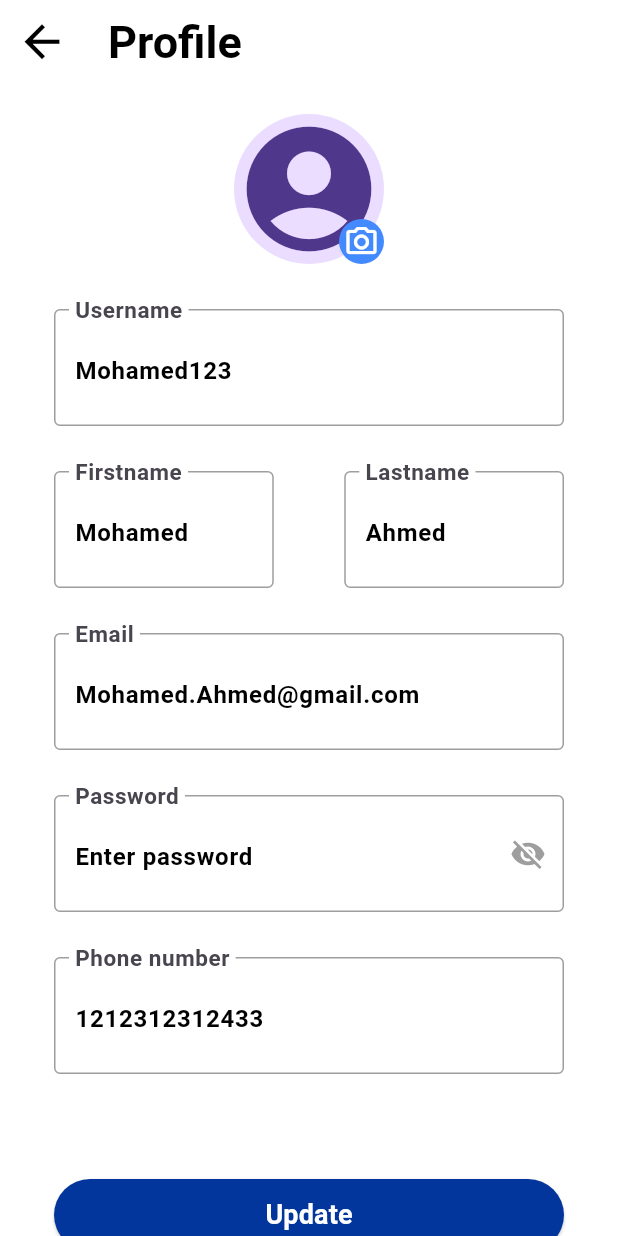
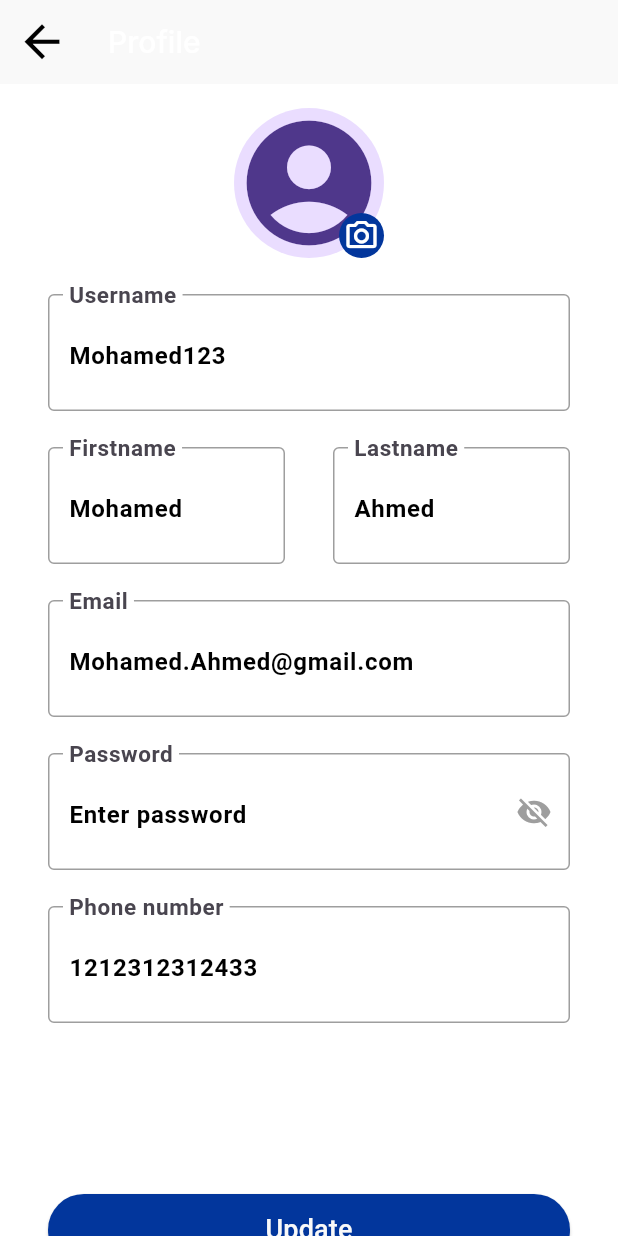
Before and after one commit to ahmedragaae0120/online_exam_app, a Flutter app: the ProfileDetailsScreen screen opened by its route, on a phone screen of 412 x 824 dp. Run offline on Flutter 3.47's test engine with Material 3 defaults, Android fonts, the phone set to English and light mode, and no system bars; our stand-ins replace bloc, dio, flutter_bloc, fluttertoast, get_it, injectable and 2 more; missing offline and left inert: flutter_timer_countdown; accounts and stored records are empty; Roboto replaces fonts that are missing (ELMessiri, Inter).

Commit message:
style: add AppTextStyles class And apply it to all pages and some changes ui

```diff
--- a/lib/Shared/widgets/custom_button.dart
+++ b/lib/Shared/widgets/custom_button.dart
@@ -1,6 +1,8 @@
 // ignore_for_file: file_names, must_be_immutable
 
 import 'package:flutter/material.dart';
+import 'package:online_exam_app/core/theme/colors_manager.dart';
+import 'package:online_exam_app/core/utils/text_style_manger.dart';
 
 class CustomButton extends StatelessWidget {
   final String text;
@@ -17,14 +19,11 @@ class CustomButton extends StatelessWidget {
             onTap();
           },
           style: ElevatedButton.styleFrom(
-              backgroundColor: Color(0xff02369C), fixedSize: Size(100, 48)),
+              backgroundColor: Theme.of(context).primaryColor,
+              fixedSize: Size(100, 48)),
           child: Text(
             text,
-            style: TextStyle(
-              color: Colors.white,
-              fontSize: 18,
-              fontWeight: FontWeight.bold,
-            ),
+            style: AppTextStyle.medium18.copyWith(color: AppColors.white),
           )),
     );
   }
--- a/lib/core/theme/Theme app.dart
+++ b/lib/core/theme/Theme app.dart
@@ -1,10 +1,11 @@
 import 'package:flutter/material.dart';
 import 'package:online_exam_app/core/theme/colors_manager.dart';
+import 'package:online_exam_app/core/utils/text_style_manger.dart';
 
 class MyThemeData {
   static ThemeData LightTheme = ThemeData(
       scaffoldBackgroundColor: Colors.white,
-      primaryColor: app_colors.blue_base,
+      primaryColor: AppColors.blue_base,
       inputDecorationTheme: InputDecorationTheme(
         labelStyle: TextStyle(
           fontSize: 34,
@@ -35,52 +36,48 @@ class MyThemeData {
         fillColor: Colors.white,
         filled: true,
       ),
-      secondaryHeaderColor: app_colors.black_base,
+      secondaryHeaderColor: AppColors.black_base,
       appBarTheme: AppBarTheme(
           centerTitle: false,
-          color: app_colors.white,
+          color: AppColors.white,
           elevation: 0,
           iconTheme: IconThemeData(size: 35, color: Colors.black),
           shadowColor: Colors.transparent,
-          titleTextStyle: TextStyle(
-            color: app_colors.black_base,
-            fontSize: 20,
-            fontWeight: FontWeight.w500,
-          )),
+          titleTextStyle: AppTextStyle.medium20),
       bottomNavigationBarTheme: BottomNavigationBarThemeData(
-        selectedItemColor: app_colors.blue_base,
-        unselectedItemColor: app_colors.black_30,
+        selectedItemColor: AppColors.blue_base,
+        unselectedItemColor: AppColors.black_30,
         backgroundColor: Colors.white,
         selectedIconTheme: IconThemeData(
-          color: app_colors.blue_base,
+          color: AppColors.blue_base,
         ),
         unselectedIconTheme: IconThemeData(),
         showSelectedLabels: true,
         showUnselectedLabels: true,
         type: BottomNavigationBarType.fixed,
         selectedLabelStyle: TextStyle(
-          color: app_colors.blue_base,
+          color: AppColors.blue_base,
         ),
         unselectedLabelStyle: TextStyle(
-          color: app_colors.black_30,
+          color: AppColors.black_30,
         ),
         elevation: 0,
       ),
       textTheme: TextTheme(
         bodySmall: TextStyle(
-          color: app_colors.black_base,
+          color: AppColors.black_base,
           fontFamily: "ELMessiri",
           fontSize: 12,
           fontWeight: FontWeight.w300,
         ),
         bodyMedium: TextStyle(
-          color: app_colors.black_base,
+          color: AppColors.black_base,
           fontFamily: "ELMessiri",
           fontSize: 17,
           fontWeight: FontWeight.normal,
         ),
         bodyLarge: TextStyle(
-          color: app_colors.black_base,
+          color: AppColors.black_base,
           fontFamily: "ELMessiri",
           fontSize: 25,
           fontWeight: FontWeight.w700,
--- a/lib/core/theme/colors_manager.dart
+++ b/lib/core/theme/colors_manager.dart
@@ -2,7 +2,7 @@ import 'dart:ui';
 
 import 'package:flutter/material.dart';
 
-class app_colors {
+class AppColors {
   //==================================== const colors ====================================//
   static const white = Color(0xffF9F9F9);
   static const error = Color(0xffcC1010);
--- a/lib/core/utils/string_manager.dart
+++ b/lib/core/utils/string_manager.dart
@@ -76,7 +76,7 @@ number at least''';
   static const String phoneNumberCannotBeMoreThan20Characters =
       "Phone number cannot be more than 20 characters";
 
-  static const String  passwordMustContainAtLeastOneSpecialCharacter =
+  static const String passwordMustContainAtLeastOneSpecialCharacter =
       "Password Must Contain At Least One Special Character";
 
   /* -------------------------------------------------------------------------- */
--- /dev/null
+++ b/lib/core/utils/text_style_manger.dart
@@ -0,0 +1,61 @@
+import 'package:flutter/material.dart';
+
+class AppTextStyle {
+  static const TextStyle regular12 = TextStyle(
+    fontFamily: 'Roboto',
+    fontWeight: FontWeight.w400,
+    fontSize: 12,
+  );
+
+  static const TextStyle regular14 = TextStyle(
+    fontFamily: 'Inter',
+    fontWeight: FontWeight.w400,
+    fontSize: 14,
+  );
+  static const TextStyle regular16 = TextStyle(
+    fontFamily: 'Inter',
+    fontWeight: FontWeight.w400,
+    fontSize: 16,
+  );
+
+  static const TextStyle medium16 = TextStyle(
+    fontFamily: 'Roboto',
+    fontWeight: FontWeight.w500,
+    fontSize: 16,
+  );
+  static const TextStyle medium18 = TextStyle(
+    fontFamily: 'Roboto',
+    fontWeight: FontWeight.w500,
+    fontSize: 18,
+  );
+
+  static const TextStyle medium20 = TextStyle(
+    fontFamily: 'Inter',
+    fontWeight: FontWeight.w500,
+    fontSize: 20,
+  );
+
+  static const TextStyle regular25 = TextStyle(
+    fontFamily: 'SF Pro',
+    fontWeight: FontWeight.w400,
+    fontSize: 25,
+  );
+
+  static const TextStyle regular24 = TextStyle(
+    fontFamily: 'Roboto',
+    fontWeight: FontWeight.w400,
+    fontSize: 24,
+  );
+
+  static const TextStyle semiBold12 = TextStyle(
+    fontFamily: 'Inter',
+    fontWeight: FontWeight.w600,
+    fontSize: 12,
+  );
+
+  static const TextStyle semiBold20 = TextStyle(
+    fontFamily: 'Inter',
+    fontWeight: FontWeight.w600,
+    fontSize: 20,
+  );
+}
--- a/lib/ui/Profile_Details/profile_details_screen.dart
+++ b/lib/ui/Profile_Details/profile_details_screen.dart
@@ -7,6 +7,7 @@ import 'package:online_exam_app/Shared/widgets/Validator.dart';
 import 'package:online_exam_app/Shared/widgets/custom_button.dart';
 import 'package:online_exam_app/Shared/widgets/custom_password_text_field.dart';
 import 'package:online_exam_app/Shared/widgets/custom_text_field.dart';
+import 'package:online_exam_app/core/utils/config.dart';
 import 'package:online_exam_app/core/utils/string_manager.dart';
 
 class ProfileDetailsScreen extends StatefulWidget {
@@ -26,29 +27,23 @@ class _ProfileDetailsScreenState extends State<ProfileDetailsScreen> {
   static TextEditingController userNameController = TextEditingController();
   @override
   Widget build(BuildContext context) {
+    Config().init(context);
     return Form(
       key: _formKey,
       child: Scaffold(
         appBar: AppBar(
-          backgroundColor: Colors.transparent,
-          elevation: 0,
           title: Text(
             AppStrings.profile,
-            style: TextStyle(
-              color: Colors.black,
-              fontSize: 30,
-              fontWeight: FontWeight.bold,
-            ),
           ),
-          centerTitle: false,
         ),
         body: SingleChildScrollView(
           child: Padding(
-            padding: EdgeInsets.all(20),
+            padding: EdgeInsets.all(16),
             child: Column(
               mainAxisSize: MainAxisSize.min,
               mainAxisAlignment: MainAxisAlignment.start,
               crossAxisAlignment: CrossAxisAlignment.stretch,
+              spacing: 24,
               children: [
                 /* -------------------------------------------------------------------------- */
                 /*                        Avatar Section with It's Icon                       */
@@ -71,7 +66,8 @@ class _ProfileDetailsScreenState extends State<ProfileDetailsScreen> {
                           width: 30,
                           height: 30,
                           decoration: BoxDecoration(
-                              color: Colors.blueAccent, shape: BoxShape.circle),
+                              color: Theme.of(context).primaryColor,
+                              shape: BoxShape.circle),
                           child: Icon(
                             Icons.camera_alt_outlined,
                             color: Colors.white,
@@ -83,9 +79,6 @@ class _ProfileDetailsScreenState extends State<ProfileDetailsScreen> {
                 ),
                 /* -------------------------------------------------------------------------- */
                 /* -------------------------------------------------------------------------- */
-                SizedBox(
-                  height: 30,
-                ),
                 /* -------------------------------------------------------------------------- */
                 /*                                 TextFields                                 */
                 /* -------------------------------------------------------------------------- */
@@ -103,10 +96,6 @@ class _ProfileDetailsScreenState extends State<ProfileDetailsScreen> {
                 /* -------------------------------------------------------------------------- */
 
                 /* -------------------------------------------------------------------------- */
-                SizedBox(
-                  height: 30,
-                ),
-
                 /* -------------------------------------------------------------------------- */
                 /*                        First & Last Name TextFields                        */
                 /* -------------------------------------------------------------------------- */
@@ -118,9 +107,6 @@ class _ProfileDetailsScreenState extends State<ProfileDetailsScreen> {
                       validator: Validator.firstName,
                       controller: firstNameController,
                     ),
-                    SizedBox(
-                      width: 15,
-                    ),
                     CustomTextField(
                       label: AppStrings.lastName,
                       placeholder: 'Ahmed',
@@ -130,10 +116,6 @@ class _ProfileDetailsScreenState extends State<ProfileDetailsScreen> {
                   ],
                 ),
                 /* -------------------------------------------------------------------------- */
-                SizedBox(
-                  height: 30,
-                ),
-
                 /* -------------------------------------------------------------------------- */
                 /*                               Email TextField                              */
                 /* -------------------------------------------------------------------------- */
@@ -145,10 +127,6 @@ class _ProfileDetailsScreenState extends State<ProfileDetailsScreen> {
                 ),
                 /* -------------------------------------------------------------------------- */
                 /* -------------------------------------------------------------------------- */
-                SizedBox(
-                  height: 30,
-                ),
-
                 /* -------------------------------------------------------------------------- */
                 /*                             Password TextField                             */
                 /* -------------------------------------------------------------------------- */
@@ -159,11 +137,6 @@ class _ProfileDetailsScreenState extends State<ProfileDetailsScreen> {
                 ),
                 /* -------------------------------------------------------------------------- */
                 /* -------------------------------------------------------------------------- */
-
-                SizedBox(
-                  height: 30,
-                ),
-
                 /* -------------------------------------------------------------------------- */
                 /*                           Phone Number TextField                           */
                 /* -------------------------------------------------------------------------- */
@@ -175,9 +148,7 @@ class _ProfileDetailsScreenState extends State<ProfileDetailsScreen> {
                 ),
                 /* -------------------------------------------------------------------------- */
                 /* -------------------------------------------------------------------------- */
-                SizedBox(
-                  height: 70,
-                ),
+                Config.spaceBig,
                 /* -------------------------------------------------------------------------- */
                 /* -------------------------------------------------------------------------- */
 
```
Also changed, not shown: lib/ui/Auth/Forget Password/EmailVerifecation.dart (+41 -43 lines), lib/ui/Auth/Forget Password/EnterEmailForPasswordReset.dart (+14 -9 lines), lib/ui/Auth/Forget Password/PutNewPassword.dart (+12 -45 lines), lib/ui/Auth/Login/login_screen.dart (+21 -41 lines), lib/ui/Auth/Sign_Up/sign_up_screen.dart (+11 -2 lines).
